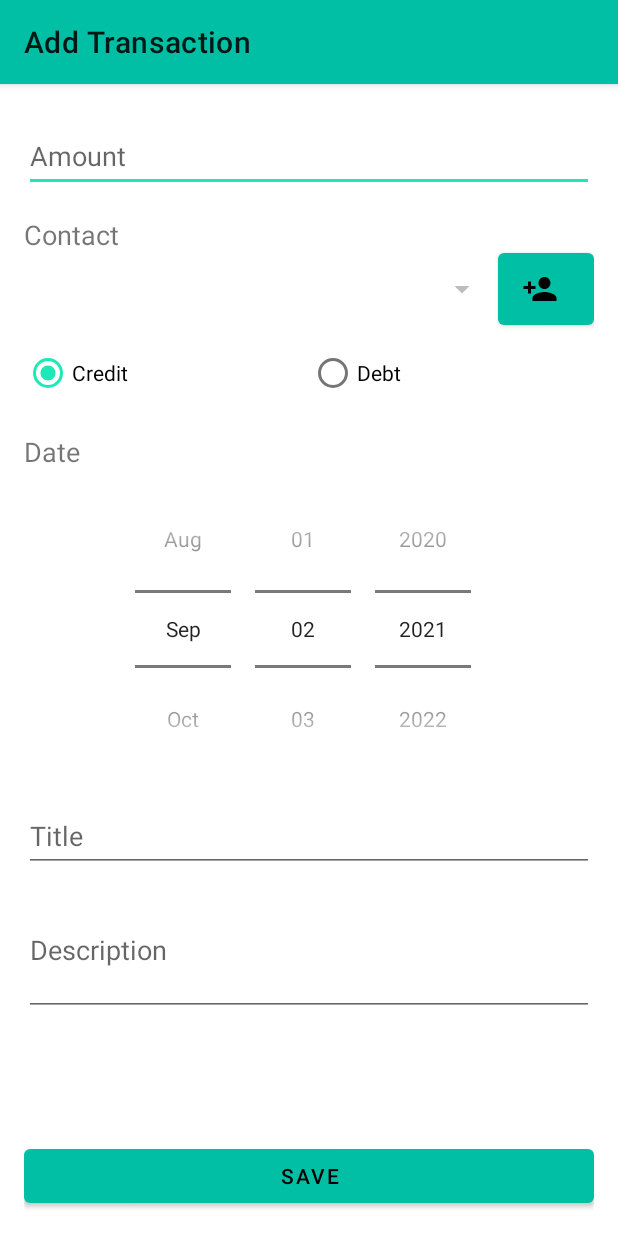
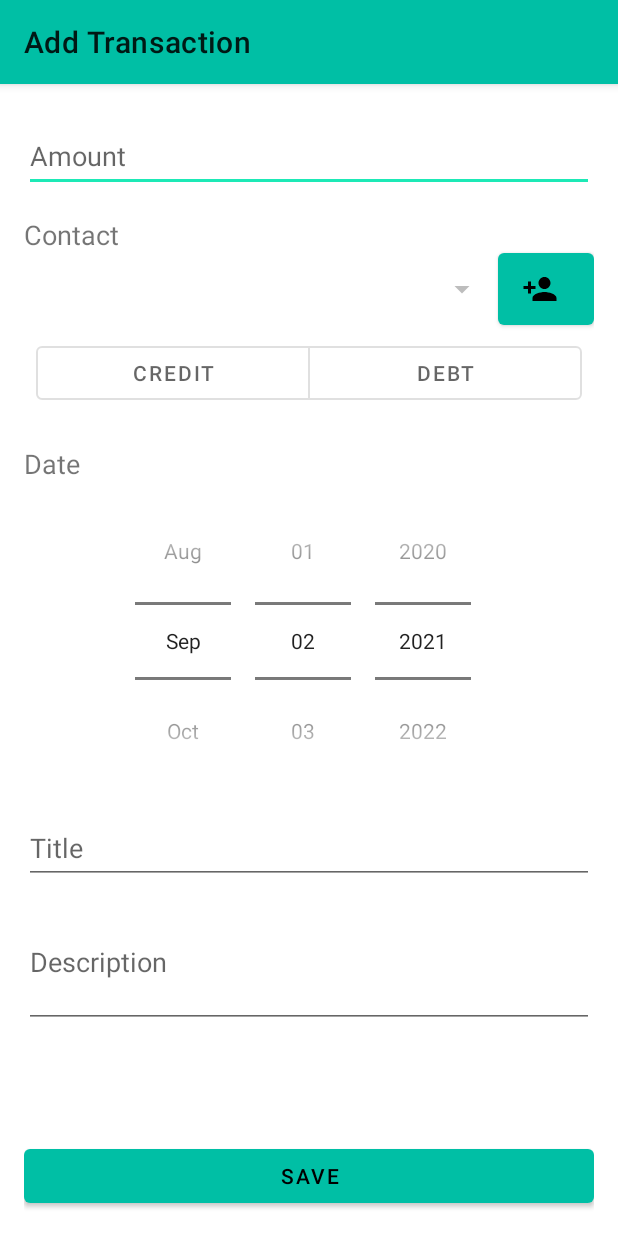
Before and after one commit to Citoci/YouOweMe, an Android app built with Jetpack Compose: the AddTransactionActivity screen opened directly, with no data from a screen before it, on a phone screen of 412 x 824 dp. Run offline under Robolectric (Android 15) with nearby library versions, the phone set to English and light mode, and no system bars.

Commit message:
radio button update

```diff
--- a/app/src/main/java/com/cito/youoweme/AddTransactionActivity.kt
+++ b/app/src/main/java/com/cito/youoweme/AddTransactionActivity.kt
@@ -33,7 +33,7 @@ class AddTransactionActivity : AppCompatActivity() {
             if (!checkInput()) return@setOnClickListener
 
             if (TransactionsSQLiteDAO.insert(Transaction(
-                amount = binding.edittextAmount.text.toString().toFloat() * if (binding.radioDebt.isChecked) -1 else 1,
+                amount = binding.edittextAmount.text.toString().toFloat() * if (binding.radioDebt.isSelected) -1 else 1,
                 contactId = (binding.spinnerContact.selectedItem as Contact).id,
                 timeInMillis = Calendar.getInstance().apply{ with(binding.datePicker){ set(year, month, dayOfMonth) }}.timeInMillis,
                 title = binding.edittextTitle.text.toString().run { if (length > 0) this else null },
@@ -46,6 +46,22 @@ class AddTransactionActivity : AppCompatActivity() {
                 Log.e(AddTransactionActivity::class.simpleName, "Transaction adding failed")
             }
 
+        }
+
+        binding.creditordebtBtnGroup.addOnButtonCheckedListener { _, checkedId, isChecked ->
+            when(checkedId) {
+                R.id.radio_credit -> {
+                    binding.radioCredit.isSelected = isChecked.also {
+                        if (it) binding.radioDebt.isSelected = false
+                    }
+
+                }
+                R.id.radio_debt -> {
+                    binding.radioDebt.isSelected = isChecked
+                    if (isChecked)
+                        binding.radioCredit.isSelected = !isChecked
+                }
+            }
         }
     }
 
@@ -81,7 +97,7 @@ class AddTransactionActivity : AppCompatActivity() {
             Snackbar.make(binding.root, R.string.message_contact_selection_error, Snackbar.LENGTH_SHORT).show()
             return false
         }
-        if (!binding.radioDebt.isChecked && !binding.radioCredit.isChecked) {
+        if (!binding.radioDebt.isSelected && !binding.radioCredit.isSelected) {
             Snackbar.make(binding.root, R.string.message_credit_debt_selection_error, Snackbar.LENGTH_SHORT).show()
             return false
         }
--- a/app/src/main/res/layout/activity_add_transaction.xml
+++ b/app/src/main/res/layout/activity_add_transaction.xml
@@ -28,6 +28,16 @@
             app:layout_constraintStart_toStartOf="parent"
             app:layout_constraintTop_toTopOf="parent" />
 
+        <TextView
+            android:id="@+id/lbl_contact"
+            android:layout_width="wrap_content"
+            android:layout_height="wrap_content"
+            android:layout_marginTop="16dp"
+            android:text="@string/contact"
+            android:textSize="18sp"
+            app:layout_constraintStart_toStartOf="parent"
+            app:layout_constraintTop_toBottomOf="@+id/edittext_amount" />
+
         <Spinner
             android:id="@+id/spinner_contact"
             android:layout_width="0dp"
@@ -37,6 +47,20 @@
             app:layout_constraintStart_toStartOf="parent"
             app:layout_constraintTop_toBottomOf="@+id/lbl_contact" />
 
+        <Button
+            android:id="@+id/btn_add_contact"
+            android:layout_width="0dp"
+            android:layout_height="wrap_content"
+            android:fontFamily="sans-serif-medium"
+            android:insetTop="0dp"
+            android:insetBottom="0dp"
+            android:minWidth="0dp"
+            app:icon="@drawable/ic_baseline_person_add_24"
+            app:layout_constraintBottom_toBottomOf="@+id/spinner_contact"
+            app:layout_constraintEnd_toEndOf="parent"
+            app:layout_constraintTop_toTopOf="@+id/spinner_contact"
+            tools:ignore="SpeakableTextPresentCheck" />
+        <!--
         <RadioGroup
             android:id="@+id/radioGroup"
             android:layout_width="0dp"
@@ -62,6 +86,45 @@
                 android:layout_weight="1"
                 android:text="@string/debt" />
         </RadioGroup>
+        -->
+
+        <com.google.android.material.button.MaterialButtonToggleGroup
+            android:id="@+id/creditordebt_btn_group"
+            android:layout_width="match_parent"
+            android:layout_height="wrap_content"
+            app:singleSelection="true"
+            android:padding="8dp"
+            app:layout_constraintTop_toBottomOf="@id/spinner_contact"
+            app:layout_constraintEnd_toEndOf="parent"
+            app:layout_constraintStart_toStartOf="parent">
+
+            <Button
+                android:id="@+id/radio_credit"
+                style="@style/Widget.MaterialComponents.Button.OutlinedButton"
+                android:layout_width="wrap_content"
+                android:layout_height="wrap_content"
+                android:layout_weight="1"
+                android:text="@string/credit"/>
+
+            <Button
+                android:id="@+id/radio_debt"
+                style="@style/Widget.MaterialComponents.Button.OutlinedButton"
+                android:layout_width="wrap_content"
+                android:layout_height="wrap_content"
+                android:layout_weight="1"
+                android:text="@string/debt"/>
+
+        </com.google.android.material.button.MaterialButtonToggleGroup>
+
+        <TextView
+            android:id="@+id/lbl_date"
+            android:layout_width="wrap_content"
+            android:layout_height="wrap_content"
+            android:layout_marginTop="16dp"
+            android:text="@string/date"
+            android:textSize="18sp"
+            app:layout_constraintStart_toStartOf="parent"
+            app:layout_constraintTop_toBottomOf="@+id/creditordebt_btn_group" />
 
         <DatePicker
             android:id="@+id/datePicker"
@@ -116,40 +179,6 @@
             app:layout_constraintEnd_toEndOf="parent"
             app:layout_constraintStart_toStartOf="parent" />
 
-        <TextView
-            android:id="@+id/lbl_contact"
-            android:layout_width="wrap_content"
-            android:layout_height="wrap_content"
-            android:layout_marginTop="16dp"
-            android:text="@string/contact"
-            android:textSize="18sp"
-            app:layout_constraintStart_toStartOf="parent"
-            app:layout_constraintTop_toBottomOf="@+id/edittext_amount" />
-
-        <Button
-            android:id="@+id/btn_add_contact"
-            android:layout_width="0dp"
-            android:layout_height="wrap_content"
-            android:fontFamily="sans-serif-medium"
-            android:insetTop="0dp"
-            android:insetBottom="0dp"
-            android:minWidth="0dp"
-            app:icon="@drawable/ic_baseline_person_add_24"
-            app:layout_constraintBottom_toBottomOf="@+id/spinner_contact"
-            app:layout_constraintEnd_toEndOf="parent"
-            app:layout_constraintTop_toTopOf="@+id/spinner_contact"
-            tools:ignore="SpeakableTextPresentCheck" />
-
-        <TextView
-            android:id="@+id/lbl_date"
-            android:layout_width="wrap_content"
-            android:layout_height="wrap_content"
-            android:layout_marginTop="16dp"
-            android:text="@string/date"
-            android:textSize="18sp"
-            app:layout_constraintStart_toStartOf="parent"
-            app:layout_constraintTop_toBottomOf="@+id/radioGroup" />
-
     </androidx.constraintlayout.widget.ConstraintLayout>
 
 </ScrollView>
```
